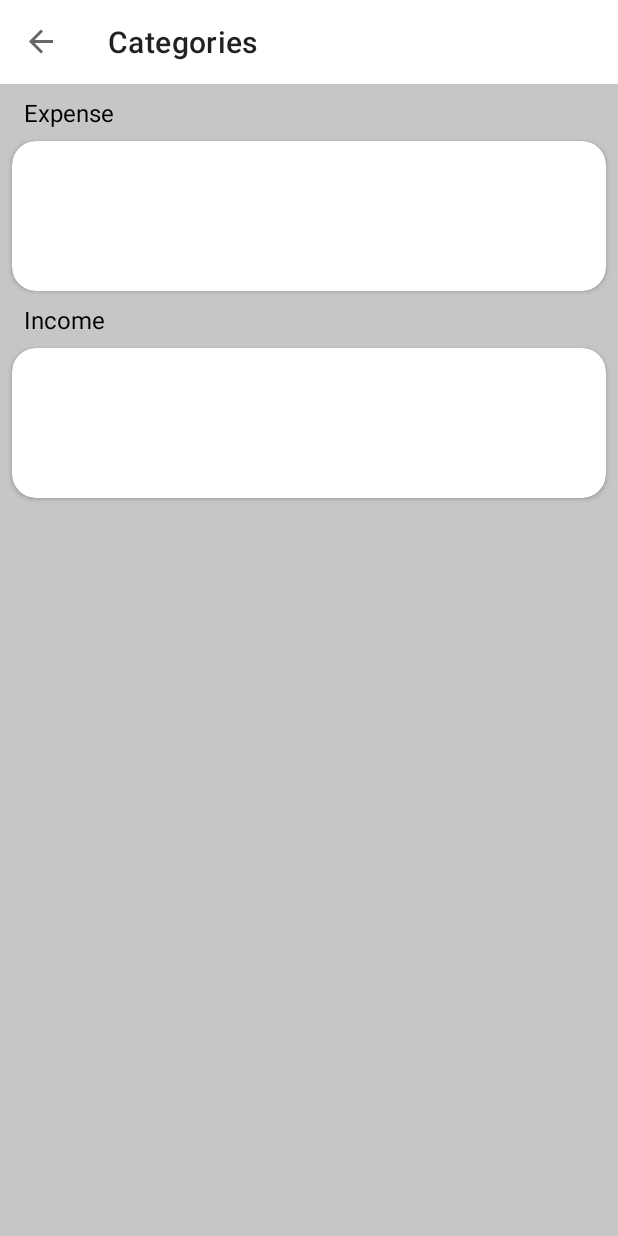
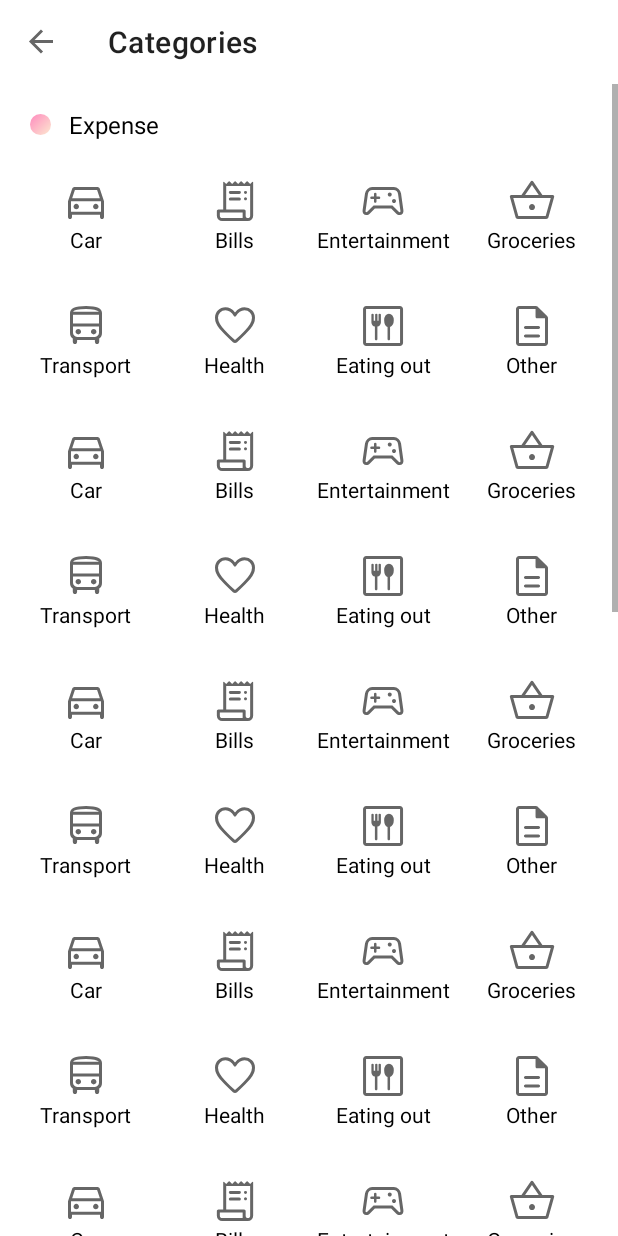
Before and after one commit to Userstree/JusanWallet, an Android app: the CategoriesFragment screen opened through its navigation route, on a phone screen of 412 x 824 dp. Run offline under Robolectric (Android 15) with nearby library versions, the phone set to English and light mode, and no system bars; our stand-ins replace Room's generated code, navigation-ui.

Commit message:
add recycler view to categories

```diff
--- a/app/src/main/java/com/jwallet/jwallet/presentation/settings/categories/CategoriesFragment.kt
+++ b/app/src/main/java/com/jwallet/jwallet/presentation/settings/categories/CategoriesFragment.kt
@@ -5,6 +5,7 @@ import android.view.LayoutInflater
 import android.view.View
 import android.view.ViewGroup
 import androidx.fragment.app.Fragment
+import androidx.fragment.app.viewModels
 import com.jwallet.jwallet.databinding.FragmentCategoriesBinding
 
 class CategoriesFragment : Fragment() {
@@ -12,12 +13,37 @@ class CategoriesFragment : Fragment() {
     private var _binding: FragmentCategoriesBinding? = null
     private val binding get() = _binding!!
 
+    private val viewModel: CategoriesViewModel by viewModels()
+
+    private lateinit var expenseCategoriesAdapter: CategoryMiniAdapter
+    private lateinit var incomeCategoriesAdapter: CategoryMiniAdapter
+
     override fun onCreateView(
         inflater: LayoutInflater, container: ViewGroup?,
         savedInstanceState: Bundle?
     ): View {
         _binding = FragmentCategoriesBinding.inflate(inflater, container, false)
+        setupRecyclerViews()
         return binding.root
+    }
+
+    private fun setupRecyclerViews() {
+        setupExpenseRecyclerView()
+        setupIncomeRecyclerView()
+    }
+
+    private fun setupExpenseRecyclerView() {
+        val list = viewModel.multiplyList(5, viewModel.getExpenseCategories())
+        expenseCategoriesAdapter = CategoryMiniAdapter()
+        expenseCategoriesAdapter.submitList(list)
+        binding.rvExpenseCategories.adapter = expenseCategoriesAdapter
+    }
+
+    private fun setupIncomeRecyclerView() {
+        val list = viewModel.multiplyList(5, viewModel.getIncomeCategories())
+        incomeCategoriesAdapter = CategoryMiniAdapter()
+        incomeCategoriesAdapter.submitList(list)
+        binding.rvIncomeCategories.adapter = incomeCategoriesAdapter
     }
 
     override fun onDestroyView() {
--- /dev/null
+++ b/app/src/main/java/com/jwallet/jwallet/presentation/settings/categories/CategoriesViewModel.kt
@@ -0,0 +1,39 @@
+package com.jwallet.jwallet.presentation.settings.categories
+
+import androidx.lifecycle.ViewModel
+import com.jwallet.jwallet.R
+import com.jwallet.jwallet.data.database.Category
+
+class CategoriesViewModel : ViewModel() {
+
+    fun getExpenseCategories(): List<Category> {
+        val list = mutableListOf<Category>()
+        list.add(Category("Car", R.drawable.directions_car_48px))
+        list.add(Category("Bills", R.drawable.receipt_long_48px))
+        list.add(Category("Entertainment", R.drawable.sports_esports_48px))
+        list.add(Category("Groceries", R.drawable.shopping_basket_48px))
+        list.add(Category("Transport", R.drawable.directions_bus_48px))
+        list.add(Category("Health", R.drawable.favorite_48px))
+        list.add(Category("Eating out", R.drawable.dining_48px))
+        list.add(Category("Other", R.drawable.description_48px))
+        return list
+    }
+
+    fun <T> multiplyList(count: Int, l: List<T>): List<T> {
+        val list = mutableListOf<T>()
+        repeat(count) { list.addAll(l) }
+        return list
+    }
+
+    fun getIncomeCategories(): List<Category> {
+        val list = mutableListOf<Category>()
+        list.add(Category("Salary", R.drawable.wallet_48px))
+        list.add(Category("Business", R.drawable.store_48px))
+        list.add(Category("Side job", R.drawable.work_48px))
+        list.add(Category("Passive", R.drawable.percent_48px))
+        list.add(Category("Rental", R.drawable.bedroom_parent_48px))
+        list.add(Category("Dividents", R.drawable.candlestick_chart_48px))
+        list.add(Category("Other", R.drawable.description_48px))
+        return list
+    }
+}
--- /dev/null
+++ b/app/src/main/java/com/jwallet/jwallet/presentation/settings/categories/CategoryMiniAdapter.kt
@@ -0,0 +1,18 @@
+package com.jwallet.jwallet.presentation.settings.categories
+
+import android.view.ViewGroup
+import androidx.recyclerview.widget.ListAdapter
+import com.jwallet.jwallet.data.database.Category
+import com.jwallet.jwallet.presentation.home.CategoryDiffUtilItemCallback
+
+class CategoryMiniAdapter :
+    ListAdapter<Category, CategoryMiniViewHolder>(CategoryDiffUtilItemCallback()) {
+    override fun onCreateViewHolder(parent: ViewGroup, viewType: Int): CategoryMiniViewHolder {
+        return CategoryMiniViewHolder.inflateFrom(parent)
+    }
+
+    override fun onBindViewHolder(holder: CategoryMiniViewHolder, position: Int) {
+        val item = getItem(position)
+        holder.bind(item)
+    }
+}
--- /dev/null
+++ b/app/src/main/java/com/jwallet/jwallet/presentation/settings/categories/CategoryMiniViewHolder.kt
@@ -0,0 +1,24 @@
+package com.jwallet.jwallet.presentation.settings.categories
+
+import android.view.LayoutInflater
+import android.view.ViewGroup
+import androidx.recyclerview.widget.RecyclerView
+import com.jwallet.jwallet.data.database.Category
+import com.jwallet.jwallet.databinding.ItemCategoryMiniBinding
+
+class CategoryMiniViewHolder(val binding: ItemCategoryMiniBinding) :
+    RecyclerView.ViewHolder(binding.root) {
+
+    fun bind(item: Category) {
+        binding.ivCategoryIcon.setImageResource(item.image)
+        binding.tvCategoryName.text = item.name
+    }
+
+    companion object {
+        fun inflateFrom(parent: ViewGroup) : CategoryMiniViewHolder {
+            val inflater = LayoutInflater.from(parent.context)
+            val binding = ItemCategoryMiniBinding.inflate(inflater, parent, false)
+            return CategoryMiniViewHolder(binding)
+        }
+    }
+}
--- /dev/null
+++ b/app/src/main/res/drawable/shape_oval_gradient_red.xml
@@ -0,0 +1,8 @@
+<?xml version="1.0" encoding="utf-8"?>
+<shape xmlns:android="http://schemas.android.com/apk/res/android"
+    android:shape="oval">
+    <gradient
+        android:angle="315"
+        android:endColor="#fce9d0"
+        android:startColor="#ff8abe" />
+</shape>
--- a/app/src/main/res/layout/fragment_categories.xml
+++ b/app/src/main/res/layout/fragment_categories.xml
@@ -1,57 +1,84 @@
 <?xml version="1.0" encoding="utf-8"?>
-<androidx.constraintlayout.widget.ConstraintLayout xmlns:android="http://schemas.android.com/apk/res/android"
-    xmlns:app="http://schemas.android.com/apk/res-auto"
+
+<ScrollView xmlns:android="http://schemas.android.com/apk/res/android"
+    android:layout_width="match_parent"
+    android:layout_height="match_parent">
+
+    <androidx.constraintlayout.widget.ConstraintLayout xmlns:app="http://schemas.android.com/apk/res-auto"
         xmlns:tools="http://schemas.android.com/tools"
         android:layout_width="match_parent"
-    android:layout_height="match_parent"
-    android:background="@color/screen_background"
+        android:layout_height="wrap_content"
         tools:context=".presentation.settings.categories.CategoriesFragment">
+
+
+        <ImageView
+            android:id="@+id/iv_expense"
+            android:layout_width="0dp"
+            android:layout_height="0dp"
+            android:layout_marginStart="16dp"
+            android:padding="4dp"
+            android:src="@drawable/shape_oval_gradient_red"
+            app:layout_constraintBottom_toBottomOf="@+id/tv_categories_expense"
+            app:layout_constraintDimensionRatio="1:1"
+            app:layout_constraintStart_toStartOf="parent"
+            app:layout_constraintTop_toTopOf="@+id/tv_categories_expense" />
 
         <TextView
             android:id="@+id/tv_categories_expense"
-        android:layout_width="match_parent"
+            android:layout_width="wrap_content"
             android:layout_height="wrap_content"
-        android:layout_marginHorizontal="16dp"
-        android:layout_marginVertical="8dp"
+            android:layout_marginHorizontal="8dp"
+            android:layout_marginVertical="16dp"
             android:text="@string/expense"
             android:textSize="16sp"
+            app:layout_constraintStart_toEndOf="@+id/iv_expense"
+            app:layout_constraintTop_toTopOf="parent" />
+
+        <androidx.recyclerview.widget.RecyclerView
+            android:id="@+id/rv_expense_categories"
+            android:layout_width="0dp"
+            android:layout_height="wrap_content"
+            android:layout_margin="8dp"
+            app:layoutManager="androidx.recyclerview.widget.GridLayoutManager"
             app:layout_constraintEnd_toEndOf="parent"
             app:layout_constraintStart_toStartOf="parent"
-        app:layout_constraintTop_toTopOf="parent" />
+            app:layout_constraintTop_toBottomOf="@+id/tv_categories_expense"
+            app:spanCount="4"
+            tools:layout_height="100dp" />
 
-    <androidx.cardview.widget.CardView
-        android:id="@+id/cardView4"
-        android:layout_width="match_parent"
-        android:layout_height="wrap_content"
-        android:layout_margin="8dp"
-        android:minHeight="100dp"
-        app:cardCornerRadius="16dp"
-        app:layout_constraintTop_toBottomOf="@+id/tv_categories_expense"
-        tools:layout_editor_absoluteX="8dp">
-
-    </androidx.cardview.widget.CardView>
+        <ImageView
+            android:id="@+id/iv_income"
+            android:layout_width="0dp"
+            android:layout_height="0dp"
+            android:layout_marginStart="16dp"
+            android:padding="4dp"
+            android:src="@drawable/shape_oval_gradient_green"
+            app:layout_constraintBottom_toBottomOf="@+id/tv_categories_income"
+            app:layout_constraintDimensionRatio="1:1"
+            app:layout_constraintStart_toStartOf="parent"
+            app:layout_constraintTop_toTopOf="@+id/tv_categories_income" />
 
         <TextView
             android:id="@+id/tv_categories_income"
-        android:layout_width="match_parent"
+            android:layout_width="wrap_content"
             android:layout_height="wrap_content"
-        android:layout_marginHorizontal="16dp"
-        android:layout_marginVertical="8dp"
+            android:layout_marginHorizontal="8dp"
+            android:layout_marginVertical="16dp"
             android:text="@string/income"
             android:textSize="16sp"
+            app:layout_constraintStart_toEndOf="@+id/iv_income"
+            app:layout_constraintTop_toBottomOf="@+id/rv_expense_categories" />
+
+        <androidx.recyclerview.widget.RecyclerView
+            android:id="@+id/rv_income_categories"
+            android:layout_width="0dp"
+            android:layout_height="wrap_content"
+            android:layout_margin="8dp"
+            app:layoutManager="androidx.recyclerview.widget.GridLayoutManager"
             app:layout_constraintEnd_toEndOf="parent"
             app:layout_constraintStart_toStartOf="parent"
-        app:layout_constraintTop_toBottomOf="@+id/cardView4" />
-
-    <androidx.cardview.widget.CardView
-        android:layout_width="match_parent"
-        android:layout_height="wrap_content"
-        android:layout_margin="8dp"
-        android:minHeight="100dp"
-        app:cardCornerRadius="16dp"
-        app:layout_constraintEnd_toEndOf="parent"
-        app:layout_constraintStart_toStartOf="parent"
-        app:layout_constraintTop_toBottomOf="@+id/tv_categories_income">
-
-    </androidx.cardview.widget.CardView>
+            app:layout_constraintTop_toBottomOf="@+id/tv_categories_income"
+            app:spanCount="4"
+            tools:layout_height="100dp" />
     </androidx.constraintlayout.widget.ConstraintLayout>
+</ScrollView>
--- a/app/src/main/res/layout/fragment_settings.xml
+++ b/app/src/main/res/layout/fragment_settings.xml
@@ -219,9 +219,11 @@
     </androidx.constraintlayout.widget.ConstraintLayout>
 
     <View
+        android:id="@+id/view"
         android:layout_width="match_parent"
         android:layout_height="1dp"
         android:layout_marginHorizontal="16dp"
         android:background="#e6e6e6"
-        app:layout_constraintTop_toBottomOf="@+id/cv_family_and_friends" />
+        app:layout_constraintTop_toBottomOf="@+id/cv_family_and_friends"
+        tools:layout_editor_absoluteX="16dp" />
 </androidx.constraintlayout.widget.ConstraintLayout>
--- /dev/null
+++ b/app/src/main/res/layout/item_category_mini.xml
@@ -0,0 +1,33 @@
+<?xml version="1.0" encoding="utf-8"?>
+<androidx.constraintlayout.widget.ConstraintLayout xmlns:android="http://schemas.android.com/apk/res/android"
+    xmlns:app="http://schemas.android.com/apk/res-auto"
+    xmlns:tools="http://schemas.android.com/tools"
+    android:layout_width="match_parent"
+    android:layout_marginVertical="16dp"
+    android:layout_height="wrap_content">
+
+    <ImageView
+        android:id="@+id/iv_category_icon"
+        android:layout_width="32dp"
+        android:layout_height="32dp"
+        android:contentDescription="@string/category_icon"
+        android:scaleType="fitCenter"
+        android:src="@drawable/directions_car_48px"
+        app:layout_constraintBottom_toTopOf="@+id/tv_category_name"
+        app:layout_constraintEnd_toEndOf="parent"
+        app:layout_constraintHorizontal_bias="0.5"
+        app:layout_constraintStart_toStartOf="parent"
+        app:layout_constraintTop_toTopOf="parent"
+        app:layout_constraintVertical_chainStyle="packed" />
+
+    <TextView
+        android:id="@+id/tv_category_name"
+        android:layout_width="wrap_content"
+        android:layout_height="wrap_content"
+        app:layout_constraintBottom_toBottomOf="parent"
+        app:layout_constraintEnd_toEndOf="parent"
+        app:layout_constraintHorizontal_bias="0.5"
+        app:layout_constraintStart_toStartOf="parent"
+        app:layout_constraintTop_toBottomOf="@+id/iv_category_icon"
+        tools:text="Car" />
+</androidx.constraintlayout.widget.ConstraintLayout>
--- a/app/src/main/res/values/strings.xml
+++ b/app/src/main/res/values/strings.xml
@@ -26,4 +26,6 @@
     <string name="wallets">Wallets</string>
     <string name="up_arrow">up arrow</string>
     <string name="e_mail">E-mail</string>
+    <string name="notifications">Notifications</string>
+    <string name="category_icon">category icon</string>
 </resources>
```
Lines whose indentation alone changed are shown as unchanged.
